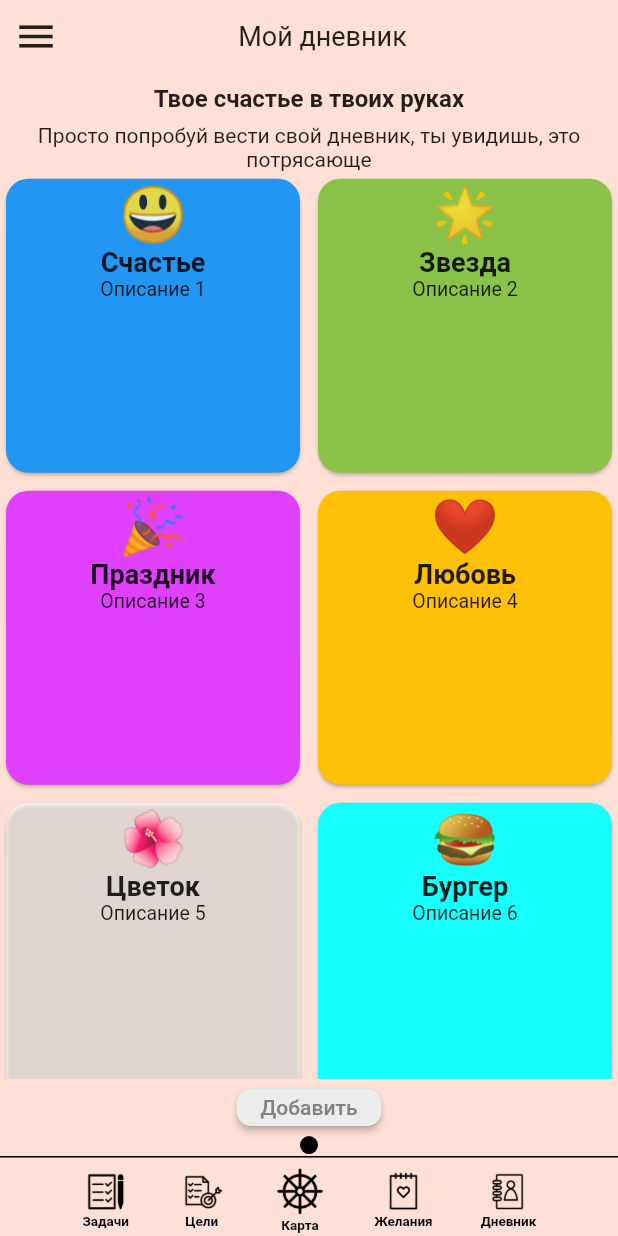
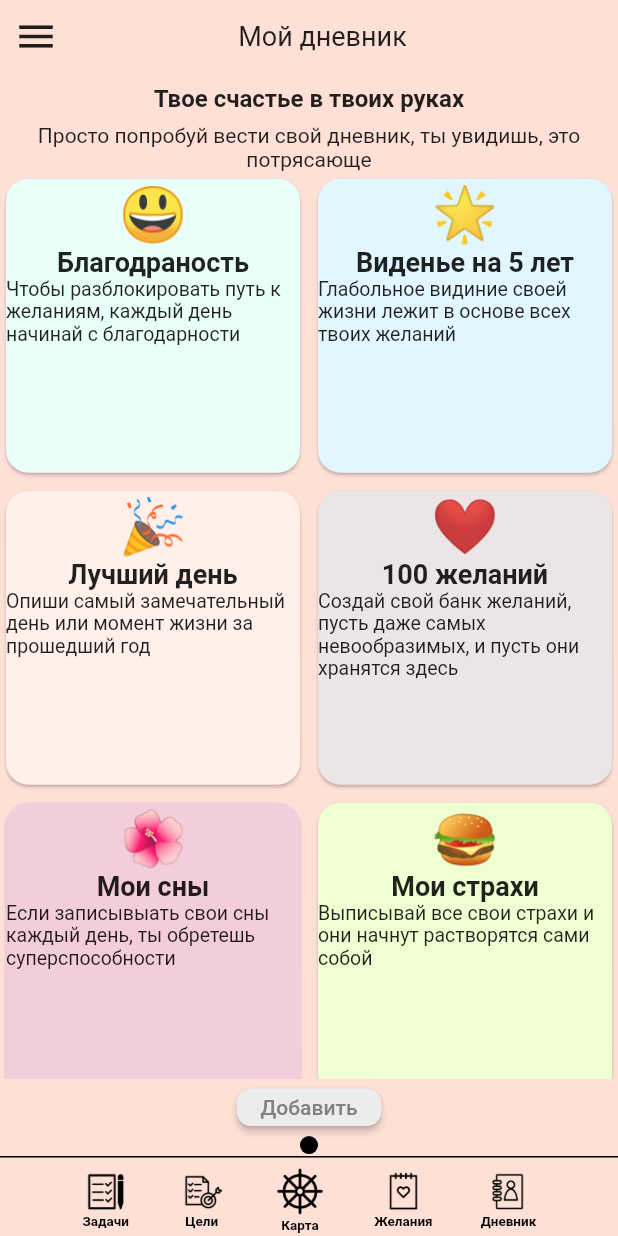
Before and after one commit to DroidWorker/wishmap, a Flutter app: the DiaryScreen screen opened directly, on a phone screen of 412 x 824 dp. Run offline on Flutter 3.47's test engine with Material 2 defaults, Android fonts, the phone set to English and light mode, and no system bars; drawn by our look-alikes of page_view_dot_indicator; our stand-ins replace auto_size_text, firebase_auth, firebase_core, firebase_database, flutter_bloc, shared_preferences; missing offline and left inert: dart_suncalc, emoji_choose, flutter_fancy_tree_view, flutter_hsvcolor_picker; accounts and stored records are empty.

Commit message:
spheres activation

```diff
--- a/lib/ViewModel.dart
+++ b/lib/ViewModel.dart
@@ -41,12 +41,12 @@ class AppViewModel with ChangeNotifier {
 
   //diaryScreen
   List<CardData> diaryItems = [
-    CardData(id: 1, emoji: "😃", title: "Счастье", description: "Описание 1", text: "no text", color: Colors.blue),
-    CardData(id: 2, emoji: "🌟", title: "Звезда", description: "Описание 2", text: "no text", color: Colors.lightGreen),
-    CardData(id: 3, emoji: "🎉", title: "Праздник", description: "Описание 3", text: "no text", color: Colors.purpleAccent),
-    CardData(id: 4, emoji: "❤️", title: "Любовь", description: "Описание 4", text: "no text", color: Colors.amber),
-    CardData(id: 5, emoji: "🌺", title: "Цветок", description: "Описание 5", text: "no text", color: Colors.white54),
-    CardData(id: 6, emoji: "🍔", title: "Бургер", description: "Описание 6", text: "no text", color: Colors.cyanAccent),
+    CardData(id: 1, emoji: "😃", title: "Благодраность", description: "Чтобы разблокировать путь к желаниям, каждый день начинай с благодарности", text: "no text", color: const Color.fromARGB(255, 233, 255, 250)),
+    CardData(id: 2, emoji: "🌟", title: "Виденье на 5 лет", description: "Глабольное видиние своей жизни лежит в основе всех твоих желаний", text: "no text", color: const Color.fromARGB(255, 226, 246, 255)),
+    CardData(id: 3, emoji: "🎉", title: "Лучший день", description: "Опиши самый замечательный день или момент жизни за прошедший год", text: "no text", color: const Color.fromARGB(255, 255, 240, 233)),
+    CardData(id: 4, emoji: "❤️", title: "100 желаний", description: "Создай свой банк желаний, пусть даже самых невообразимых, и пусть они хранятся здесь", text: "no text", color: const Color.fromARGB(255, 235, 229, 229)),
+    CardData(id: 5, emoji: "🌺", title: "Мои сны", description: "Если записывыать свои сны каждый день, ты обретешь суперспособности", text: "no text",color: const Color.fromARGB(255, 244, 205, 221)),
+    CardData(id: 6, emoji: "🍔", title: "Мои страхи", description: "Выписывай все свои страхи и они начнут растворятся сами собой", text: "no text", color: const Color.fromARGB(255, 238, 255, 210)),
    ];
 
   Future<void> init() async {
@@ -120,6 +120,9 @@ class AppViewModel with ChangeNotifier {
         }else{
           List<CircleData> moonCircles = (await repository.getSpheres(moonId-1))??[];
           if(moonCircles.isNotEmpty){
+            for (int i=0; i<moonCircles.length; i++){
+              moonCircles[i].isActive = false;
+            }
             repository.addMoon(moonItems.last, moonCircles);
           }else{
             repository.addMoon(moonItems.last, defaultCircles);
@@ -158,11 +161,11 @@ class AppViewModel with ChangeNotifier {
       try {
         mainScreenState!.allCircles = (await repository.getSpheres(mi.id)) ?? [];
         var ms = mainScreenState!.allCircles.first;
-        mainCircles.add(MainCircle(id: ms.id, coords: Pair(key: 0.0, value: 0.0), text: ms.text, color: ms.color));
+        mainCircles.add(MainCircle(id: ms.id, coords: Pair(key: 0.0, value: 0.0), text: ms.text, color: ms.color, isActive: ms.isActive));
         var cc = mainScreenState!.allCircles.where((element) => element.parenId == mainCircles.last.id).toList();
         currentCircles.clear();
         cc.forEach((element) {
-          currentCircles.add(Circle(id: element.id, text: element.text, color: element.color));
+          currentCircles.add(Circle(id: element.id, text: element.text, color: element.color, isActive: element.isActive));
         });
         notifyListeners();
       } catch (ex) {
@@ -174,11 +177,11 @@ class AppViewModel with ChangeNotifier {
       try {
         mainScreenState!.allCircles = tmp;
         var ms = mainScreenState!.allCircles.first;
-        mainCircles.add(MainCircle(id: ms.id, coords: Pair(key: 0.0, value: 0.0), text: ms.text, color: ms.color));
+        mainCircles.add(MainCircle(id: ms.id, coords: Pair(key: 0.0, value: 0.0), text: ms.text, color: ms.color, isActive: ms.isActive));
         var cc = mainScreenState!.allCircles.where((element) => element.parenId == mainCircles.last.id).toList();
         currentCircles.clear();
         cc.forEach((element) {
-          currentCircles.add(Circle(id: element.id, text: element.text, color: element.color));
+          currentCircles.add(Circle(id: element.id, text: element.text, color: element.color, isActive: element.isActive));
         });
         notifyListeners();
       } catch (ex) {
@@ -191,11 +194,11 @@ class AppViewModel with ChangeNotifier {
     if (mainScreenState != null&&mainScreenState!.allCircles.isNotEmpty) {
       try {
         var mc = mainScreenState!.allCircles.firstWhere((element) => element.id == id);
-        id>mainCircles.last.id?mainCircles.add(MainCircle(id: mc.id, coords: Pair(key: 0.0, value: 0.0), text: mc.text, color: mc.color)):mainCircles.removeLast();
+        id>mainCircles.last.id?mainCircles.add(MainCircle(id: mc.id, coords: Pair(key: 0.0, value: 0.0), text: mc.text, color: mc.color, isActive: mc.isActive)):mainCircles.removeLast();
         var cc = mainScreenState!.allCircles.where((element) => element.parenId == id).toList();
         currentCircles.clear();
         cc.forEach((element) {
-          currentCircles.add(Circle(id: element.id, text: element.text, color: element.color));
+          currentCircles.add(Circle(id: element.id, text: element.text, color: element.color, isActive: element.isActive));
         });
       } catch (ex) {
         addError(ex.toString());
@@ -296,8 +299,9 @@ class AppViewModel with ChangeNotifier {
       else{
         mainScreenState!.allCircles[sphereInAllCircles]
         ..text = wd.text
-        ..color = wd.color;
-        if(mainCircles.last.id==wd.id) mainCircles.last..color=wd.color..text=wd.text;
+        ..color = wd.color
+        ..isActive = true;
+        if(mainCircles.last.id==wd.id) mainCircles.last..color=wd.color..text=wd.text..isActive=true;
       }
     }catch(ex){
       addError("сфера не была сохранена: $ex");
@@ -416,12 +420,12 @@ class AppViewModel with ChangeNotifier {
 
   Future<void> getDiary() async{
     List<CardData> cardData = [
-      CardData(id: 1, emoji: "😃", title: "Счастье", description: "Описание 1", text: "no text", color: Colors.blue),
-      CardData(id: 2, emoji: "🌟", title: "Звезда", description: "Описание 2", text: "no text", color: Colors.lightGreen),
-      CardData(id: 3, emoji: "🎉", title: "Праздник", description: "Описание 3", text: "no text", color: Colors.purpleAccent),
-      CardData(id: 4, emoji: "❤️", title: "Любовь", description: "Описание 4", text: "no text", color: Colors.amber),
-      CardData(id: 5, emoji: "🌺", title: "Цветок", description: "Описание 5", text: "no text", color: Colors.white54),
-      CardData(id: 6, emoji: "🍔", title: "Бургер", description: "Описание 6", text: "no text", color: Colors.cyanAccent),
+      CardData(id: 1, emoji: "😃", title: "Благодраность", description: "Чтобы разблокировать путь к желаниям, каждый день начинай с благодарности", text: "no text", color: Colors.blue),
+      CardData(id: 2, emoji: "🌟", title: "Виденье на 5 лет", description: "Глабольное видиние своей жизни лежит в основе всех твоих желаний", text: "no text", color: Colors.lightGreen),
+      CardData(id: 3, emoji: "🎉", title: "Лучший день", description: "Опиши самый замечательный день или момент жизни за прошедший год", text: "no text", color: Colors.purpleAccent),
+      CardData(id: 4, emoji: "❤️", title: "100 желаний", description: "Создай свой банк желаний, пусть даже самых невообразимых, и пусть они хранятся здесь", text: "no text", color: Colors.amber),
+      CardData(id: 5, emoji: "🌺", title: "Мои сны", description: "Если записывыать свои сны каждый день, ты обретешь суперспособности", text: "no text", color: Colors.white54),
+      CardData(id: 6, emoji: "🍔", title: "Мои страхи", description: "Выписывай все свои страхи и они начнут растворятся сами собой", text: "no text", color: Colors.cyanAccent),
       ];
     try {
       diaryItems = (await repository.getDiaryList(mainScreenState!.moon.id))??[CardData(id: 0, emoji: "⚽", title: "ничего не найдено", description: "", text: "", color: Colors.transparent),];
--- a/lib/data/models.dart
+++ b/lib/data/models.dart
@@ -22,8 +22,9 @@ class CircleData{
   Color color;
   final int parenId;
   String affirmation;
+  bool isActive;
 
-  CircleData({required this.id, required this.text, this.subText = "", required this.color, required this.parenId, this.affirmation=""});
+  CircleData({required this.id, required this.text, this.subText = "", required this.color, required this.parenId, this.affirmation="", this.isActive = true});
 }
 
 class Circle {
@@ -31,8 +32,9 @@ class Circle {
   final String text;
   final Color color;
   int radius;
+  bool isActive;
 
-  Circle({required this.id, required this.text, required this.color, this.radius=80});
+  Circle({required this.id, required this.text, required this.color, this.radius=80, this.isActive = true});
 }
 
 class MainCircle {
@@ -43,8 +45,9 @@ class MainCircle {
   Color color;
   double radius;
   bool isVisible;
+  bool isActive;
 
-  MainCircle({required this.id, required this.coords, required this.text, this.textSize = 24, required this.color, this.radius=52, this.isVisible = true});
+  MainCircle({required this.id, required this.coords, required this.text, this.textSize = 24, required this.color, this.radius=52, this.isVisible = true, this.isActive = true});
 }
 
 class Pair{
--- a/lib/repository/Repository.dart
+++ b/lib/repository/Repository.dart
@@ -132,6 +132,7 @@ class Repository{
             'subText': circleData.subText,
             'color': circleData.color.value, // Сохраняем цвет как строку
             'parentId': circleData.parenId,
+            'isActive': circleData.isActive
           };
           circleDataList.add(circleDataMap);
         }
@@ -157,6 +158,7 @@ class Repository{
             subText: dataList['subText'] ?? "",
             color: Color(int.parse(dataList['color'].toString())),
             parenId: int.parse(dataList['parentId'].toString()),
+            isActive: dataList["isActive"]??true
           );
           circleDataList.add(circleData);
         });
@@ -310,7 +312,8 @@ class Repository{
           'childAims': wd.childAims,
           'color': wd.color.value, // Сохраняем цвет как строку
           'parentId': wd.parentId,
-          'affirmation': wd.affirmation
+          'affirmation': wd.affirmation,
+          'isActive': true
         };
       userRef.child(_auth.currentUser!.uid).child("moonlist").child(currentMoonId.toString()).child("spheres").child(wd.id.toString()).set(
           dataMap
```
Also changed, not shown: lib/common/solarsystem.dart (+4 -3 lines).
